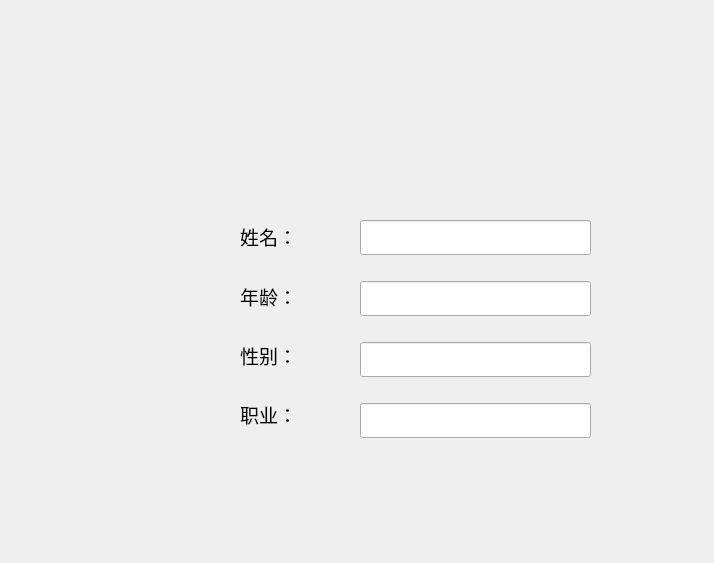
Above: nei_login.ui from crazytyt/neitianfa before the change. Below: the same form after it.
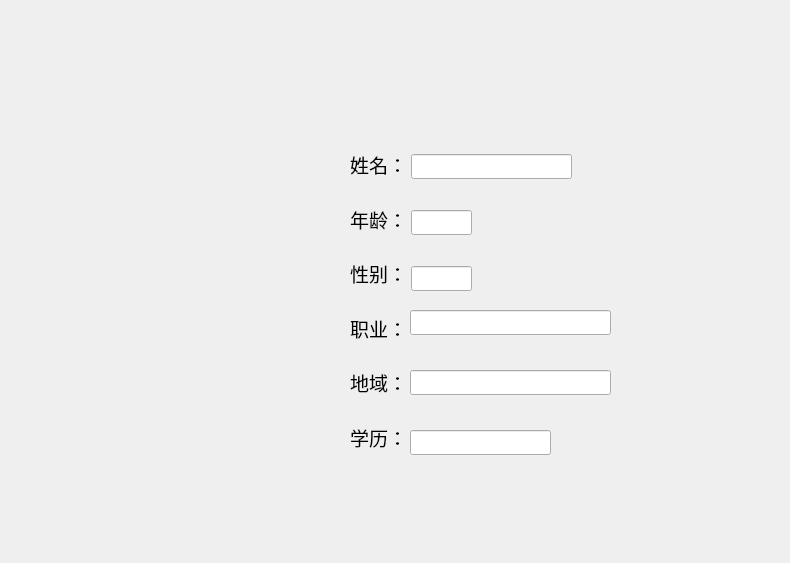
That is the form after the change.

Diff of the .ui file:
```diff
--- a/nei_login.ui
+++ b/nei_login.ui
@@ -6,7 +6,7 @@
    <rect>
     <x>0</x>
     <y>0</y>
-    <width>714</width>
+    <width>790</width>
     <height>563</height>
    </rect>
   </property>
@@ -19,13 +19,45 @@
   <property name="windowTitle">
    <string>Form</string>
   </property>
-  <widget class="QWidget" name="layoutWidget">
+  <widget class="QLineEdit" name="mJob">
    <property name="geometry">
     <rect>
-     <x>240</x>
-     <y>210</y>
-     <width>122</width>
-     <height>231</height>
+     <x>410</x>
+     <y>310</y>
+     <width>201</width>
+     <height>25</height>
+    </rect>
+   </property>
+   <property name="font">
+    <font>
+     <family>仿宋</family>
+     <pointsize>14</pointsize>
+    </font>
+   </property>
+  </widget>
+  <widget class="QLineEdit" name="mEdu">
+   <property name="geometry">
+    <rect>
+     <x>410</x>
+     <y>430</y>
+     <width>141</width>
+     <height>25</height>
+    </rect>
+   </property>
+   <property name="font">
+    <font>
+     <family>仿宋</family>
+     <pointsize>14</pointsize>
+    </font>
+   </property>
+  </widget>
+  <widget class="QWidget" name="">
+   <property name="geometry">
+    <rect>
+     <x>350</x>
+     <y>140</y>
+     <width>61</width>
+     <height>321</height>
     </rect>
    </property>
    <layout class="QVBoxLayout" name="verticalLayout">
@@ -81,63 +113,101 @@
       </property>
      </widget>
     </item>
-   </layout>
-  </widget>
-  <widget class="QWidget" name="layoutWidget">
-   <property name="geometry">
-    <rect>
-     <x>360</x>
-     <y>200</y>
-     <width>231</width>
-     <height>261</height>
-    </rect>
-   </property>
-   <layout class="QVBoxLayout" name="verticalLayout_2">
-    <property name="spacing">
-     <number>6</number>
-    </property>
     <item>
-     <widget class="QLineEdit" name="mName">
+     <widget class="QLabel" name="label_5">
       <property name="font">
        <font>
         <family>仿宋</family>
         <pointsize>14</pointsize>
        </font>
       </property>
-     </widget>
-    </item>
-    <item>
-     <widget class="QLineEdit" name="mAge">
-      <property name="font">
-       <font>
-        <family>仿宋</family>
-        <pointsize>14</pointsize>
-       </font>
+      <property name="text">
+       <string>地域：</string>
       </property>
      </widget>
     </item>
     <item>
-     <widget class="QLineEdit" name="mSex">
+     <widget class="QLabel" name="label_6">
       <property name="font">
        <font>
         <family>仿宋</family>
         <pointsize>14</pointsize>
        </font>
       </property>
-     </widget>
-    </item>
-    <item>
-     <widget class="QLineEdit" name="mJob">
-      <property name="font">
-       <font>
-        <family>仿宋</family>
-        <pointsize>14</pointsize>
-       </font>
+      <property name="text">
+       <string>学历：</string>
       </property>
      </widget>
     </item>
    </layout>
   </widget>
+  <widget class="QLineEdit" name="mAge">
+   <property name="geometry">
+    <rect>
+     <x>411</x>
+     <y>210</y>
+     <width>61</width>
+     <height>25</height>
+    </rect>
+   </property>
+   <property name="font">
+    <font>
+     <family>仿宋</family>
+     <pointsize>14</pointsize>
+    </font>
+   </property>
+  </widget>
+  <widget class="QLineEdit" name="mName">
+   <property name="geometry">
+    <rect>
+     <x>411</x>
+     <y>154</y>
+     <width>161</width>
+     <height>25</height>
+    </rect>
+   </property>
+   <property name="font">
+    <font>
+     <family>仿宋</family>
+     <pointsize>14</pointsize>
+    </font>
+   </property>
+  </widget>
+  <widget class="QLineEdit" name="mSex">
+   <property name="enabled">
+    <bool>true</bool>
+   </property>
+   <property name="geometry">
+    <rect>
+     <x>411</x>
+     <y>266</y>
+     <width>61</width>
+     <height>25</height>
+    </rect>
+   </property>
+   <property name="font">
+    <font>
+     <family>仿宋</family>
+     <pointsize>14</pointsize>
+    </font>
+   </property>
+  </widget>
+  <widget class="QLineEdit" name="mPlace">
+   <property name="geometry">
+    <rect>
+     <x>410</x>
+     <y>370</y>
+     <width>201</width>
+     <height>25</height>
+    </rect>
+   </property>
+   <property name="font">
+    <font>
+     <family>仿宋</family>
+     <pointsize>14</pointsize>
+    </font>
+   </property>
+  </widget>
  </widget>
  <resources/>
  <connections/>
```
Left out of the diff: 8 changed lines with no effect on the pictures.
